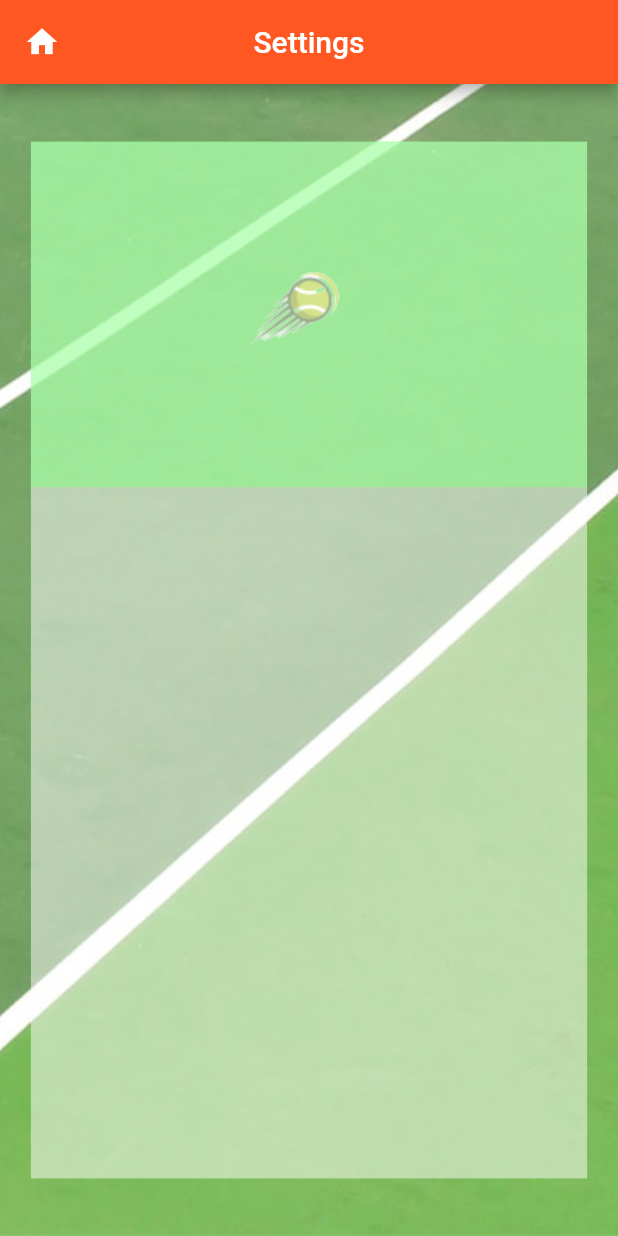
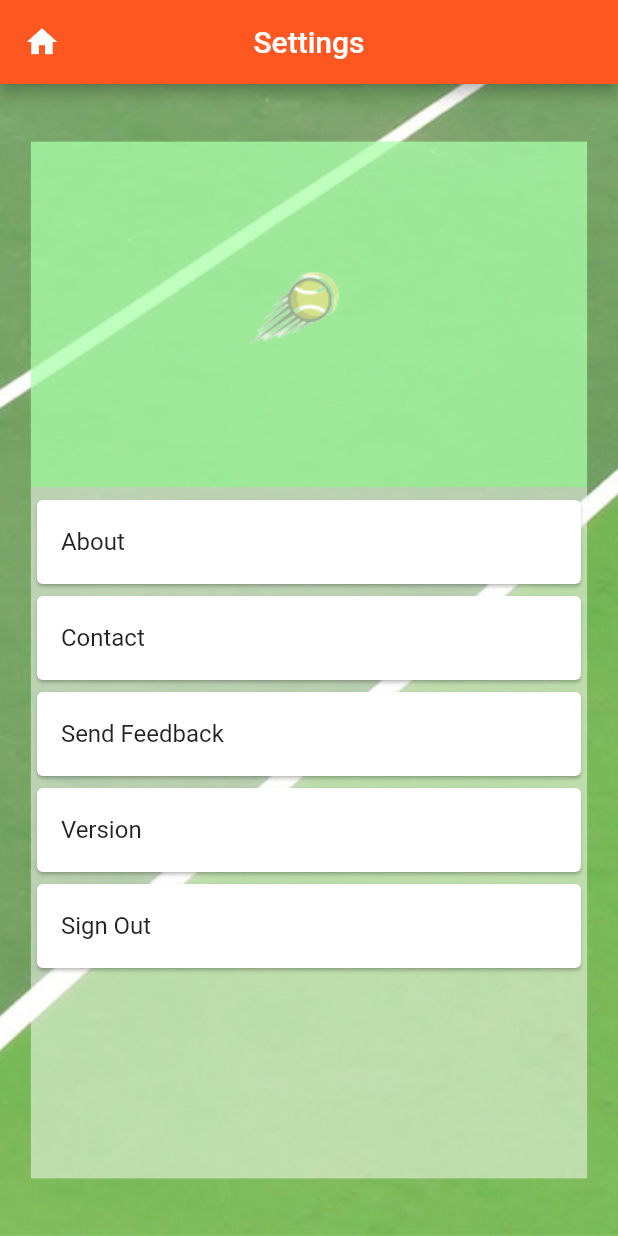
Before and after one commit to G-mi/PVT, a Flutter app: the screen it shows after launch, in the side drawer, after a tap on "Settings", on a phone screen of 412 x 824 dp. Run offline on Flutter 3.47's test engine with Material 2 defaults, Android fonts, the phone set to English and light mode, and no system bars; our stand-ins replace google_maps_flutter, shared_preferences; missing offline and left inert: google_maps_webservice; accounts and stored records are empty.

Commit message:
Created settings list with possibility so sign out

```diff
--- a/lib/Settings.dart
+++ b/lib/Settings.dart
@@ -1,15 +1,25 @@
 import 'package:flutter/cupertino.dart';
 import 'package:flutter/material.dart';
+import 'package:frontend/startscreen.dart';
 import 'Homescreen.dart';
 
 class Settings extends StatefulWidget{
   Settings ({Key key}) : super(key:key);
+
 
   @override
   _SettingsState createState() => _SettingsState();
 }
 
 class _SettingsState extends State<Settings> {
+
+  List<String> settingsList = [
+    "About",
+    "Contact",
+    "Send Feedback",
+    "Version",
+    "Sign Out"
+  ];
 
 
   @override
@@ -60,10 +70,19 @@ class _SettingsState extends State<Settings> {
                       child: Container(
                           color: Color.fromRGBO(255, 255, 255, 0.5),
                           //Todo: add list of matches.
+                        child: FractionallySizedBox(
+                          alignment: Alignment.bottomCenter,
+                          heightFactor: 0.66,
+                          child: Container(
+                            color: Color.fromRGBO(255, 255, 255, 0),
+                            child: buildSettingsListView(),
+                          ),
+                        ),
 
                       ),
 
                   ),
+
               ],
           ),
           ),
@@ -71,4 +90,29 @@ class _SettingsState extends State<Settings> {
         ]
     );
   }
+
+  Widget buildSettingsListView() {
+    return ListView.builder(
+      itemCount: settingsList.length,
+      itemBuilder: (context, index){
+        return Card(
+          child: ListTile(
+            onTap: (){
+              if(settingsList[index] == "Sign Out") {
+                Navigator.pushReplacement(
+                    context,
+                    MaterialPageRoute(
+                    builder: (context) => StartScreen(),
+                ));
+              }
+
+            },
+            title: Text(settingsList[index])
+          ),
+        );
+      }
+
+    );
+  }
+
 }
```
